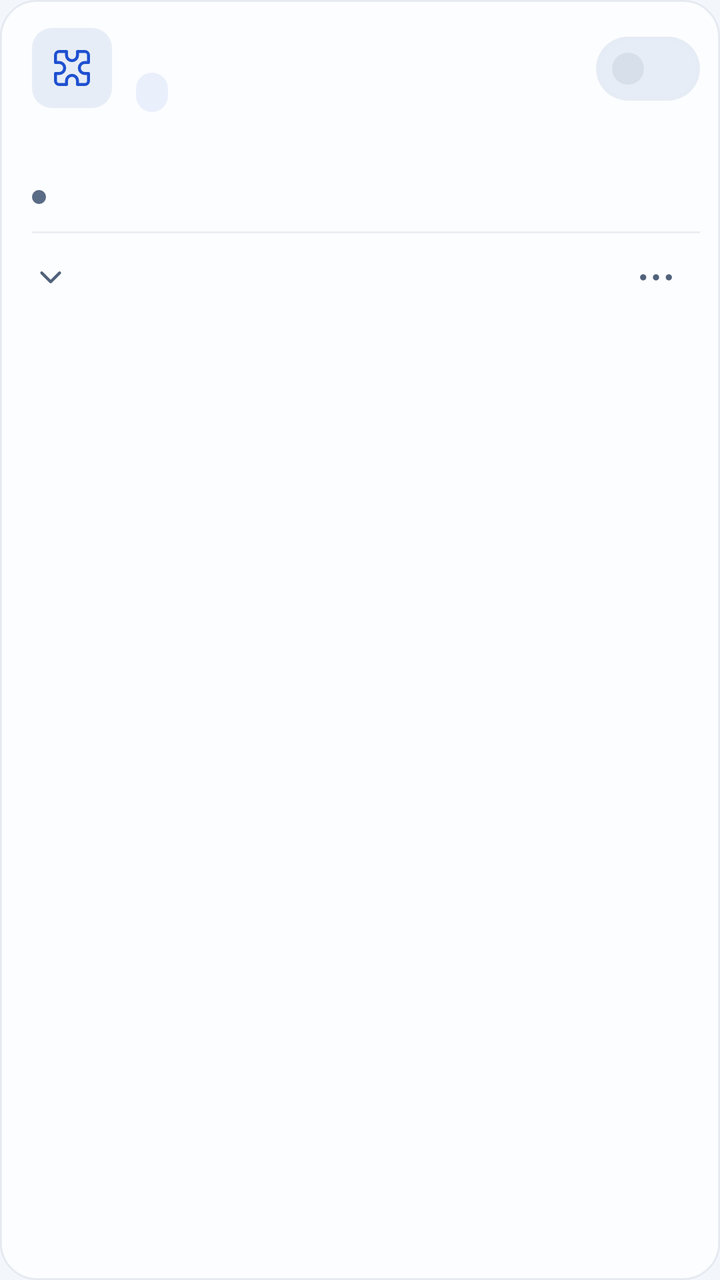
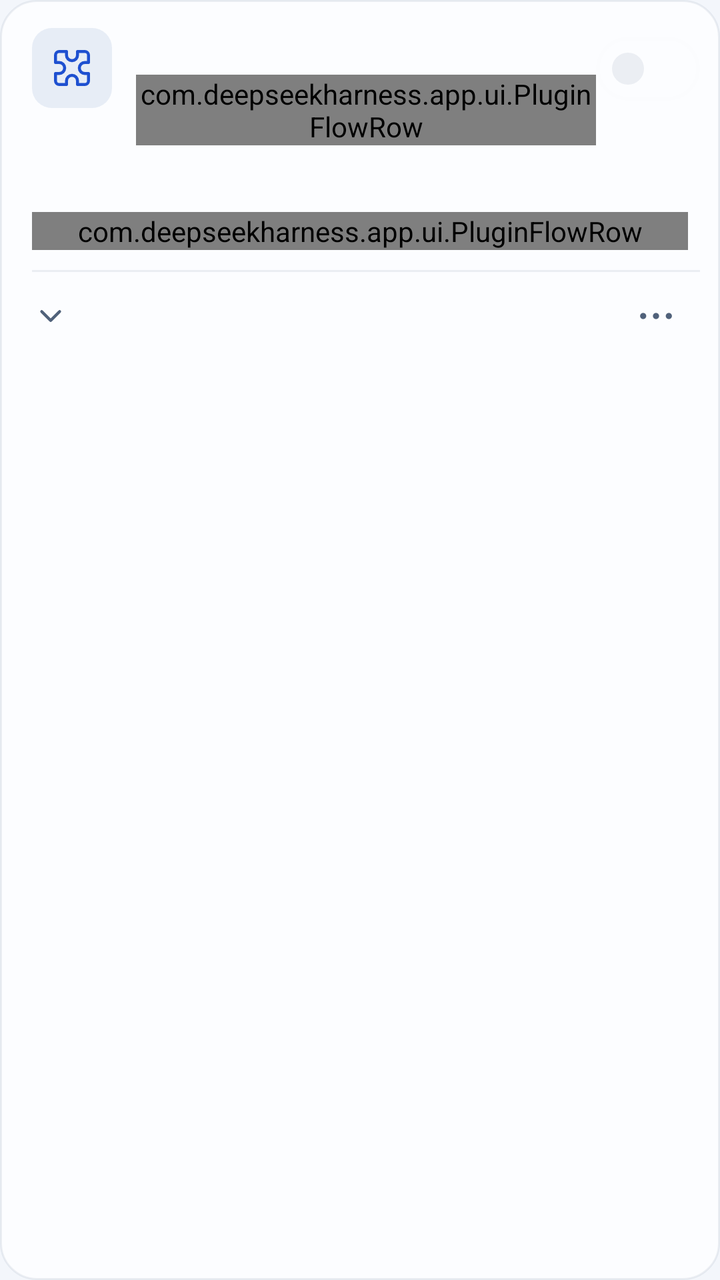

Before-and-after screenshots of an Android layout around one commit, followed by the original layout XML and the change that was made.
<!-- AndroidManifest.xml: application theme Theme.DeepseekHarness -->
<!-- res/layout/item_plugin.xml -->
<?xml version='1.0' encoding='utf-8'?>
<LinearLayout xmlns:android="http://schemas.android.com/apk/res/android" xmlns:app="http://schemas.android.com/apk/res-auto" android:layout_width="match_parent" android:layout_height="wrap_content" android:layout_marginBottom="10dp" android:background="@drawable/bg_shell_card" android:orientation="vertical" android:paddingStart="@dimen/shell_card_pad" android:paddingTop="14dp" android:paddingEnd="10dp" android:paddingBottom="4dp">

    <LinearLayout android:layout_width="match_parent" android:layout_height="wrap_content" android:orientation="horizontal">

        <ImageView android:id="@+id/pluginGlyph" android:layout_width="40dp" android:layout_height="40dp" android:background="@drawable/bg_plugin_glyph" android:contentDescription="@null" android:importantForAccessibility="no" android:padding="9dp" android:src="@drawable/ic_plugins" app:tint="@color/shell_accent" />

        <LinearLayout android:layout_width="0dp" android:layout_height="wrap_content" android:layout_marginStart="12dp" android:layout_weight="1" android:orientation="vertical" android:paddingTop="1dp">

            <TextView android:id="@+id/pluginName" style="@style/ShellRowTitle" android:layout_width="match_parent" android:layout_height="wrap_content" android:breakStrategy="simple" android:accessibilityHeading="true" />

            <LinearLayout android:layout_width="match_parent" android:layout_height="wrap_content" android:layout_marginTop="5dp" android:gravity="center_vertical" android:orientation="horizontal">

                <TextView android:id="@+id/pluginBadge" android:layout_width="wrap_content" android:layout_height="wrap_content" android:background="@drawable/bg_plugin_badge" android:ellipsize="end" android:includeFontPadding="false" android:maxLines="1" android:paddingStart="8dp" android:paddingTop="3dp" android:paddingEnd="8dp" android:paddingBottom="3dp" android:textColor="@color/shell_accent" android:textSize="11.5sp" android:textStyle="bold" />

                <TextView android:id="@+id/pluginVersion" android:layout_width="0dp" android:layout_height="wrap_content" android:layout_marginStart="8dp" android:layout_weight="1" android:ellipsize="end" android:fontFamily="monospace" android:includeFontPadding="false" android:maxLines="1" android:textColor="@color/shell_text_muted" android:textSize="11.5sp" />
            </LinearLayout>
        </LinearLayout>

        <com.google.android.material.materialswitch.MaterialSwitch android:id="@+id/pluginSwitch" style="@style/ShellSwitch" android:layout_width="wrap_content" android:layout_height="wrap_content" android:layout_marginTop="-4dp" android:minHeight="48dp" android:saveEnabled="false" android:showText="false" />
    </LinearLayout>

    <TextView android:id="@+id/pluginDesc" style="@style/ShellCardBody" android:layout_width="match_parent" android:layout_height="wrap_content" android:layout_marginTop="10dp" android:layout_marginEnd="6dp" android:ellipsize="end" android:maxLines="2" />

    <LinearLayout android:layout_width="match_parent" android:layout_height="wrap_content" android:layout_marginTop="8dp" android:layout_marginEnd="6dp" android:gravity="center_vertical" android:orientation="horizontal">

        <View android:id="@+id/pluginStatusDot" android:layout_width="7dp" android:layout_height="7dp" android:background="@drawable/bg_plugin_dot" android:importantForAccessibility="no" />

        <TextView android:id="@+id/pluginStatus" style="@style/ShellStatusText" android:layout_width="wrap_content" android:layout_height="wrap_content" android:layout_marginStart="8dp" android:ellipsize="end" android:includeFontPadding="false" android:maxLines="1" android:textStyle="bold" />

        <TextView android:id="@+id/pluginRuntime" style="@style/ShellStatusText" android:layout_width="0dp" android:layout_height="wrap_content" android:layout_marginStart="10dp" android:layout_weight="1" android:ellipsize="end" android:gravity="end" android:includeFontPadding="false" android:maxLines="1" android:textColor="@color/shell_text_muted" />
    </LinearLayout>

    <com.deepseekharness.app.ui.PluginTaskProgress android:id="@+id/pluginProgress" android:layout_width="match_parent" android:layout_height="4dp" android:layout_marginTop="10dp" android:layout_marginEnd="6dp" android:importantForAccessibility="yes" android:visibility="gone" />

    <LinearLayout android:id="@+id/pluginNotes" android:layout_width="match_parent" android:layout_height="wrap_content" android:layout_marginEnd="6dp" android:orientation="vertical" android:visibility="gone" />

    <LinearLayout android:id="@+id/pluginDetails" android:layout_width="match_parent" android:layout_height="wrap_content" android:layout_marginTop="10dp" android:layout_marginEnd="6dp" android:orientation="vertical" android:visibility="gone">

        <LinearLayout android:layout_width="match_parent" android:layout_height="wrap_content" android:background="@drawable/bg_plugin_details" android:orientation="vertical" android:paddingStart="10dp" android:paddingTop="2dp" android:paddingEnd="2dp" android:paddingBottom="2dp">

            <LinearLayout android:layout_width="match_parent" android:layout_height="wrap_content" android:gravity="center_vertical" android:minHeight="32dp" android:orientation="horizontal">

                <TextView android:id="@+id/pluginVersionLabel" style="@style/ShellStatusText" android:layout_width="44dp" android:layout_height="wrap_content" android:includeFontPadding="false" android:textSize="12sp" />

                <TextView android:id="@+id/pluginDetailVersion" android:layout_width="0dp" android:layout_height="wrap_content" android:layout_marginEnd="8dp" android:layout_weight="1" android:fontFamily="monospace" android:includeFontPadding="false" android:textColor="@color/shell_text" android:textIsSelectable="true" android:textSize="12sp" />
            </LinearLayout>

            <View android:layout_width="match_parent" android:layout_height="1dp" android:background="@color/shell_line" />

            <LinearLayout android:layout_width="match_parent" android:layout_height="wrap_content" android:gravity="center_vertical" android:minHeight="32dp" android:orientation="horizontal">

                <TextView android:id="@+id/pluginLocationLabel" style="@style/ShellStatusText" android:layout_width="44dp" android:layout_height="wrap_content" android:includeFontPadding="false" android:textSize="12sp" />

                <TextView android:id="@+id/pluginDetailLocation" android:layout_width="0dp" android:layout_height="wrap_content" android:layout_weight="1" android:ellipsize="end" android:includeFontPadding="false" android:maxLines="2" android:textColor="@color/shell_text" android:textIsSelectable="true" android:textSize="12sp" />

                <ImageButton android:id="@+id/pluginCopyLocation" android:layout_width="36dp" android:layout_height="36dp" android:background="@drawable/bg_plugin_icon_button" android:padding="8dp" android:scaleType="fitCenter" android:src="@drawable/ic_ui_copy" app:tint="@color/shell_text_muted" />
            </LinearLayout>

            <View android:layout_width="match_parent" android:layout_height="1dp" android:background="@color/shell_line" />

            <LinearLayout android:layout_width="match_parent" android:layout_height="wrap_content" android:gravity="center_vertical" android:minHeight="32dp" android:orientation="horizontal">

                <TextView android:id="@+id/pluginSourceLabel" style="@style/ShellStatusText" android:layout_width="44dp" android:layout_height="wrap_content" android:includeFontPadding="false" android:textSize="12sp" />

                <TextView android:id="@+id/pluginDetailSource" android:layout_width="0dp" android:layout_height="wrap_content" android:layout_weight="1" android:ellipsize="end" android:includeFontPadding="false" android:maxLines="2" android:textColor="@color/shell_text" android:textIsSelectable="true" android:textSize="12sp" />

                <ImageButton android:id="@+id/pluginCopySource" android:layout_width="36dp" android:layout_height="36dp" android:background="@drawable/bg_plugin_icon_button" android:padding="8dp" android:scaleType="fitCenter" android:src="@drawable/ic_ui_copy" app:tint="@color/shell_text_muted" />
            </LinearLayout>
        </LinearLayout>

        <Button android:id="@+id/pluginDelete" style="@style/ShellDangerButton" android:layout_width="match_parent" android:layout_height="wrap_content" android:layout_marginTop="10dp" android:layout_marginBottom="6dp" android:visibility="gone" />
    </LinearLayout>

    <View android:id="@+id/pluginFootLine" android:layout_width="match_parent" android:layout_height="1dp" android:layout_marginTop="10dp" android:background="@color/shell_line" />

    <LinearLayout android:id="@+id/pluginFoot" android:layout_width="match_parent" android:layout_height="wrap_content" android:layout_marginStart="-8dp" android:gravity="center_vertical" android:orientation="horizontal">

        <TextView android:id="@+id/pluginExpand" android:layout_width="wrap_content" android:layout_height="wrap_content" android:background="@drawable/bg_plugin_icon_button" android:clickable="true" android:drawableStart="@drawable/ic_plugin_chevron" android:drawablePadding="6dp" android:drawableTint="@color/shell_text_secondary" android:focusable="true" android:gravity="center_vertical" android:includeFontPadding="false" android:minHeight="44dp" android:paddingStart="8dp" android:paddingEnd="12dp" android:textColor="@color/shell_text_secondary" android:textSize="13.5sp" android:textStyle="bold" />

        <View android:layout_width="0dp" android:layout_height="1dp" android:layout_weight="1" />

        <ImageButton android:id="@+id/pluginActions" android:layout_width="44dp" android:layout_height="44dp" android:background="@drawable/bg_plugin_icon_button" android:padding="11dp" android:scaleType="fitCenter" android:src="@drawable/ic_plugin_more" app:tint="@color/shell_text_secondary" />
    </LinearLayout>
</LinearLayout>
<!-- resources referenced by this layout -->
<resources>
  <color name="shell_line">#131D3A60</color>
  <color name="shell_text">#18273F</color>
  <color name="shell_text_muted">#5A6B86</color>
  <color name="shell_text_secondary">#50617A</color>
  <dimen name="shell_card_pad">16dp</dimen>
  <dimen name="shell_launch_radius_card">18dp</dimen>
  <dimen name="shell_page_desc">13sp</dimen>
  <dimen name="shell_button_secondary_height">46dp</dimen>
  <color name="shell_bad">#AF404B</color>
  <dimen name="shell_row_title">14sp</dimen>
  <dimen name="shell_status_text">12sp</dimen>
  <style name="Widget.DSHA.Switch" parent="Widget.Material3.CompoundButton.MaterialSwitch">
          <item name="android:textColor">@color/button_text</item>
      </style>
  <dimen name="touch_min">44dp</dimen>
  <color name="shell_bad_soft">#14AF404B</color>
  <dimen name="radius_control">13dp</dimen>
  <color name="text">#18273F</color>
  <color name="text_secondary">#50617A</color>
  <color name="line">#131D3A60</color>
  <color name="err">#AF404B</color>
  <color name="error_on">#FFFFFF</color>
  <color name="text_muted">#5A6B86</color>
  <dimen name="stroke">1dp</dimen>
  <color name="pal_standard_primary">#1E50D0</color>
  <color name="pal_standard_primary_dark">#1A46B8</color>
  <color name="pal_standard_accent_on">#FFFFFF</color>
  <color name="pal_standard_ripple">#141E50D0</color>
  <color name="pal_standard_logo_top">#E8EFFF</color>
  <color name="pal_standard_terminal_accent">#1E50D0</color>
  <color name="pal_standard_terminal_accent_bg">#E8EFFF</color>
  <color name="pal_standard_terminal_accent_line">#B9CCF4</color>
  <color name="pal_standard_terminal_on_accent">#FFFFFF</color>
  <color name="pal_standard_terminal_ripple">#1F1E50D0</color>
  <color name="pal_standard_terminal_state_idle">#1E50D0</color>
  <color name="pal_standard_shell_accent">#1E50D0</color>
  <color name="pal_standard_shell_accent_soft">#141E50D0</color>
  <color name="pal_standard_shell_accent_tonal">#1F1E50D0</color>
  <color name="pal_standard_shell_on_accent">#FFFFFF</color>
  <color name="pal_standard_shell_nav_ripple">#141E50D0</color>
  <color name="pal_standard_onb_accent_line">#471E50D0</color>
  <color name="pal_standard_surface">#F3F6FB</color>
  <color name="pal_standard_card">#FCFDFF</color>
  <color name="pal_standard_raised">#E7EDF6</color>
  <color name="pal_standard_disabled">#E7EDF6</color>
  <color name="pal_standard_preview">#E7EDF6</color>
  <color name="pal_standard_shell_bg">#F3F6FB</color>
  <color name="pal_standard_shell_surface">#FCFDFF</color>
  <color name="pal_standard_shell_raised">#E7EDF6</color>
  <color name="pal_standard_shell_nav_bg">#FCFDFF</color>
  <color name="pal_standard_shell_glass">#E0FAFCFF</color>
  <color name="pal_standard_terminal_panel">#FFFFFF</color>
  <color name="pal_standard_terminal_panel_card">#F7F9FD</color>
  <color name="pal_standard_terminal_raised">#EAEFF7</color>
  <color name="pal_standard_terminal_tile">#F1F4F9</color>
  <color name="pal_standard_terminal_tile_pressed">#E6EBF3</color>
  <!-- unchanged entries left out for length: 34 -->
</resources>

<!-- the commit's change to res/layout/item_plugin.xml (unified diff, before → after) -->
@@ -9,12 +9,12 @@
 
             <TextView android:id="@+id/pluginName" style="@style/ShellRowTitle" android:layout_width="match_parent" android:layout_height="wrap_content" android:breakStrategy="simple" android:accessibilityHeading="true" />
 
-            <LinearLayout android:layout_width="match_parent" android:layout_height="wrap_content" android:layout_marginTop="5dp" android:gravity="center_vertical" android:orientation="horizontal">
+            <com.deepseekharness.app.ui.PluginFlowRow android:id="@+id/pluginMetaRow" android:layout_width="match_parent" android:layout_height="wrap_content" android:layout_marginTop="6dp" app:flowGapHorizontal="6dp" app:flowGapVertical="6dp">
 
-                <TextView android:id="@+id/pluginBadge" android:layout_width="wrap_content" android:layout_height="wrap_content" android:background="@drawable/bg_plugin_badge" android:ellipsize="end" android:includeFontPadding="false" android:maxLines="1" android:paddingStart="8dp" android:paddingTop="3dp" android:paddingEnd="8dp" android:paddingBottom="3dp" android:textColor="@color/shell_accent" android:textSize="11.5sp" android:textStyle="bold" />
+                <TextView android:id="@+id/pluginBadge" style="@style/ShellPluginBadge" android:layout_width="wrap_content" android:layout_height="wrap_content" android:maxLines="1" />
 
-                <TextView android:id="@+id/pluginVersion" android:layout_width="0dp" android:layout_height="wrap_content" android:layout_marginStart="8dp" android:layout_weight="1" android:ellipsize="end" android:fontFamily="monospace" android:includeFontPadding="false" android:maxLines="1" android:textColor="@color/shell_text_muted" android:textSize="11.5sp" />
-            </LinearLayout>
+                <TextView android:id="@+id/pluginVersion" style="@style/ShellPluginBadgeMono" android:layout_width="wrap_content" android:layout_height="wrap_content" android:maxLines="1" />
+            </com.deepseekharness.app.ui.PluginFlowRow>
         </LinearLayout>
 
         <com.google.android.material.materialswitch.MaterialSwitch android:id="@+id/pluginSwitch" style="@style/ShellSwitch" android:layout_width="wrap_content" android:layout_height="wrap_content" android:layout_marginTop="-4dp" android:minHeight="48dp" android:saveEnabled="false" android:showText="false" />
@@ -22,14 +22,14 @@
 
     <TextView android:id="@+id/pluginDesc" style="@style/ShellCardBody" android:layout_width="match_parent" android:layout_height="wrap_content" android:layout_marginTop="10dp" android:layout_marginEnd="6dp" android:ellipsize="end" android:maxLines="2" />
 
-    <LinearLayout android:layout_width="match_parent" android:layout_height="wrap_content" android:layout_marginTop="8dp" android:layout_marginEnd="6dp" android:gravity="center_vertical" android:orientation="horizontal">
+    <com.deepseekharness.app.ui.PluginFlowRow android:id="@+id/pluginStatusRow" android:layout_width="match_parent" android:layout_height="wrap_content" android:layout_marginTop="8dp" android:layout_marginEnd="6dp" app:flowGapHorizontal="8dp" app:flowGapVertical="6dp">
 
-        <View android:id="@+id/pluginStatusDot" android:layout_width="7dp" android:layout_height="7dp" android:background="@drawable/bg_plugin_dot" android:importantForAccessibility="no" />
+        
+        <TextView android:id="@+id/pluginStatus" style="@style/ShellPluginBadge" android:layout_width="wrap_content" android:layout_height="wrap_content" android:drawableStart="@drawable/bg_plugin_dot" android:drawablePadding="5dp" android:maxLines="3" />
 
-        <TextView android:id="@+id/pluginStatus" style="@style/ShellStatusText" android:layout_width="wrap_content" android:layout_height="wrap_content" android:layout_marginStart="8dp" android:ellipsize="end" android:includeFontPadding="false" android:maxLines="1" android:textStyle="bold" />
-
-        <TextView android:id="@+id/pluginRuntime" style="@style/ShellStatusText" android:layout_width="0dp" android:layout_height="wrap_content" android:layout_marginStart="10dp" android:layout_weight="1" android:ellipsize="end" android:gravity="end" android:includeFontPadding="false" android:maxLines="1" android:textColor="@color/shell_text_muted" />
-    </LinearLayout>
+        
+        <TextView android:id="@+id/pluginRuntime" style="@style/ShellPluginBadge" android:layout_width="wrap_content" android:layout_height="wrap_content" android:lineSpacingExtra="2dp" android:maxLines="4" android:textStyle="normal" />
+    </com.deepseekharness.app.ui.PluginFlowRow>
 
     <com.deepseekharness.app.ui.PluginTaskProgress android:id="@+id/pluginProgress" android:layout_width="match_parent" android:layout_height="4dp" android:layout_marginTop="10dp" android:layout_marginEnd="6dp" android:importantForAccessibility="yes" android:visibility="gone" />
 
<!-- resource entries referenced after the edit -->
@@ -5,6 +5,23 @@
   <color name="shell_text_muted">#5A6B86</color>
   <color name="shell_text_secondary">#50617A</color>
   <dimen name="shell_card_pad">16dp</dimen>
+  <style name="ShellPluginBadge" parent="">
+          <item name="android:textSize">11sp</item>
+          <item name="android:textColor">@color/shell_text_secondary</item>
+          <item name="android:background">@drawable/bg_plugin_badge</item>
+          <item name="android:paddingStart">8dp</item>
+          <item name="android:paddingEnd">8dp</item>
+          <item name="android:paddingTop">3dp</item>
+          <item name="android:paddingBottom">3dp</item>
+          <item name="android:includeFontPadding">false</item>
+          <item name="android:maxLines">3</item>
+          <item name="android:ellipsize">none</item>
+          <item name="android:textStyle">bold</item>
+      </style>
+  <style name="ShellPluginBadgeMono" parent="ShellPluginBadge">
+          <item name="android:fontFamily">monospace</item>
+          <item name="android:textStyle">normal</item>
+      </style>
   <dimen name="shell_launch_radius_card">18dp</dimen>
   <dimen name="shell_page_desc">13sp</dimen>
   <dimen name="shell_button_secondary_height">46dp</dimen>
@@ -13,6 +30,8 @@
   <dimen name="shell_status_text">12sp</dimen>
   <style name="Widget.DSHA.Switch" parent="Widget.Material3.CompoundButton.MaterialSwitch">
           <item name="android:textColor">@color/button_text</item>
+          
+          <item name="trackTint">@color/switch_track_fill</item>
       </style>
   <dimen name="touch_min">44dp</dimen>
   <color name="shell_bad_soft">#14AF404B</color>
